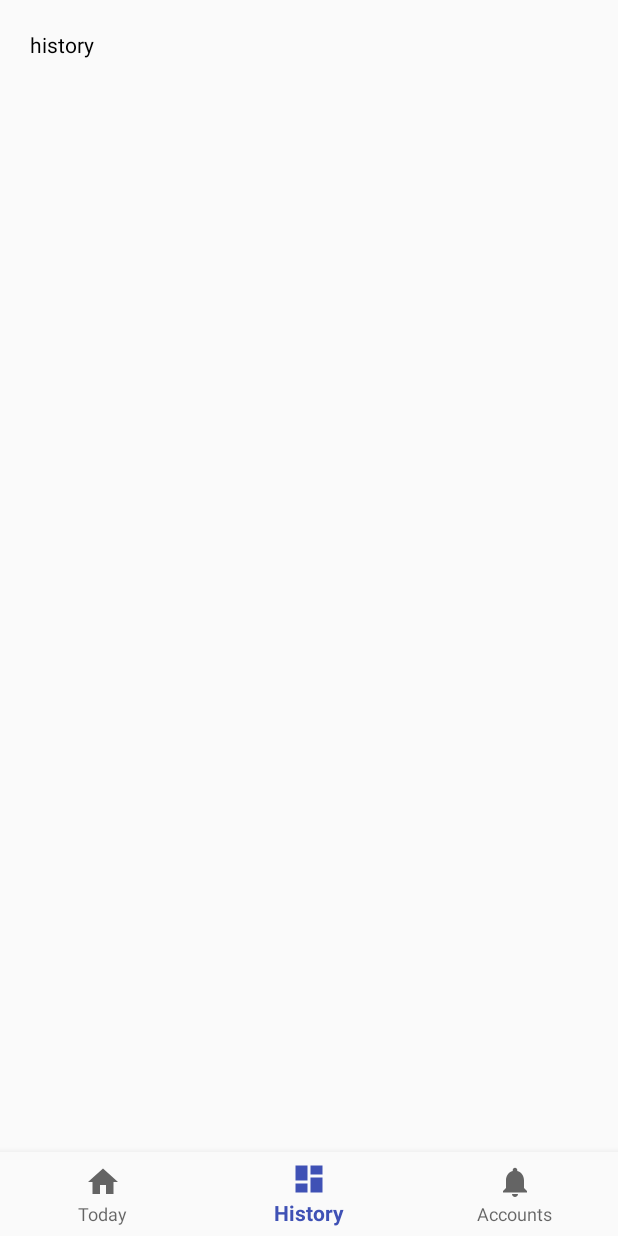
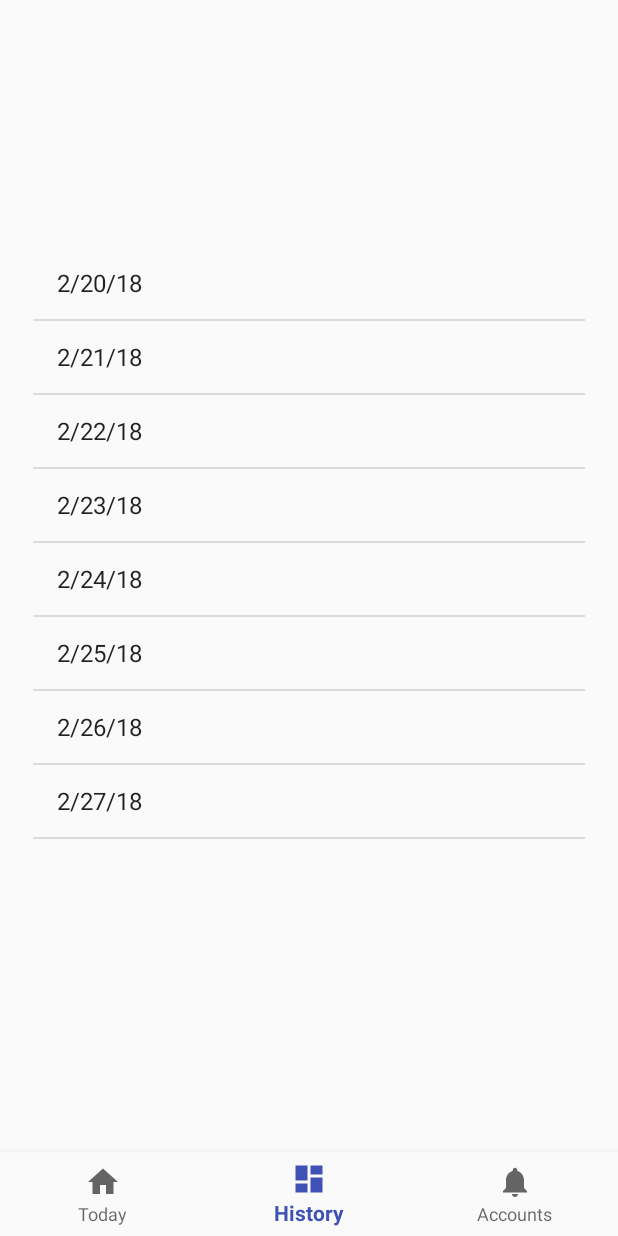
Before and after one commit to robechun/JournalApp, an Android app: the screen it shows after launch once a user with an empty profile is signed in (MainActivity), item 2 of the bottom bar chosen, on a phone screen of 412 x 824 dp. Run offline under Robolectric (Android 15) with nearby library versions, the phone set to English and light mode, and no system bars; our stand-ins replace Firebase (no records; nobody signed in at launch, a user with empty details on screens opened directly); libraries missing offline, so code that uses them is left out: com.facebook, com.facebook.login; 4 statements that could not run were skipped.

Commit message:
In this patch to JournalApp, the following changes were made: Alarm can now be disabled, FragmentHistory now will generate a ListView and when an entry is pressed it will show corresponding text in a dialog. The ListView elements are hardcoded and the dialog message is as well. These need to be pulled from the database.
git status

```diff
--- a/app/src/main/java/com/example/robertchung/journalapp/FragmentHistory.java
+++ b/app/src/main/java/com/example/robertchung/journalapp/FragmentHistory.java
@@ -1,13 +1,20 @@
 package com.example.robertchung.journalapp;
 
+import android.app.AlertDialog;
+import android.content.DialogInterface;
+import android.os.Bundle;
+import android.support.annotation.Nullable;
 import android.support.v4.app.Fragment;
-import android.os.Bundle;
 import android.view.LayoutInflater;
 import android.view.View;
 import android.view.ViewGroup;
-
+import android.widget.AdapterView;
+import android.widget.ArrayAdapter;
+import android.widget.ListAdapter;
+import android.widget.ListView;
 
 public class FragmentHistory extends Fragment {
+    private final int REQUEST_TEXT = 0;
 
     @Override
     public View onCreateView(LayoutInflater inflater, ViewGroup container,
@@ -16,4 +23,36 @@ public class FragmentHistory extends Fragment {
         return inflater.inflate(R.layout.fragment_history, container, false);
     }
 
+    @Override
+    public void onViewCreated(View view, @Nullable Bundle savedInstanceState) {
+        super.onViewCreated(view, savedInstanceState);
+        String[] test = {"2/20/18","2/21/18","2/22/18","2/23/18","2/24/18","2/25/18","2/26/18","2/27/18"};
+        ListAdapter historyAdapter = new ArrayAdapter<String>(getActivity(), android.R.layout.simple_list_item_1, test);
+        ListView historyListView = (ListView) getView().findViewById(R.id.historyList);
+        historyListView.setAdapter(historyAdapter);
+
+        historyListView.setOnItemClickListener(
+                new AdapterView.OnItemClickListener(){
+                    @Override
+                    public void onItemClick(AdapterView<?> adapterView, View view, int i, long l) {
+
+                        //Intent intent = new Intent(getActivity(), DisplayHistoryText.class);
+
+                        //startActivityForResult(intent, REQUEST_TEXT);
+                        AlertDialog.Builder myAlert = new AlertDialog.Builder(getActivity());
+                        myAlert.setMessage("Place data from database here.")
+                                .setPositiveButton("Finished!", new DialogInterface.OnClickListener() {
+                                    @Override
+                                    public void onClick(DialogInterface dialog, int which) {
+                                        dialog.dismiss();
+                                    }
+                                })
+                                .setTitle("Set to the date of the entry")
+                                .create();
+                        myAlert.show();
+
+                    }
+                }
+        );
+    }
 }
--- a/app/src/main/res/layout/fragment_history.xml
+++ b/app/src/main/res/layout/fragment_history.xml
@@ -1,4 +1,5 @@
 <android.support.constraint.ConstraintLayout xmlns:android="http://schemas.android.com/apk/res/android"
+    xmlns:app="http://schemas.android.com/apk/res-auto"
     xmlns:tools="http://schemas.android.com/tools"
     android:layout_width="match_parent"
     android:layout_height="match_parent"
@@ -6,11 +7,14 @@
     tools:context="com.example.robertchung.journalapp.FragmentHistory">
 
     <!-- TODO: Update blank fragment layout -->
-    <TextView
-        android:layout_width="match_parent"
-        android:layout_height="match_parent"
-        android:padding="10dp"
-        android:text="history"
-        android:textColor="@android:color/black"></TextView>
 
+    <ListView
+        android:id="@+id/historyList"
+        android:layout_width="368dp"
+        android:layout_height="495dp"
+        app:layout_constraintBottom_toBottomOf="parent"
+        app:layout_constraintEnd_toEndOf="parent"
+        app:layout_constraintHorizontal_bias="0.5"
+        app:layout_constraintStart_toStartOf="parent"
+        app:layout_constraintTop_toTopOf="parent" />
 </android.support.constraint.ConstraintLayout>
```
Also changed, not shown: app/src/main/java/com/example/robertchung/journalapp/FragmentAccount.java (+15 -6 lines).
